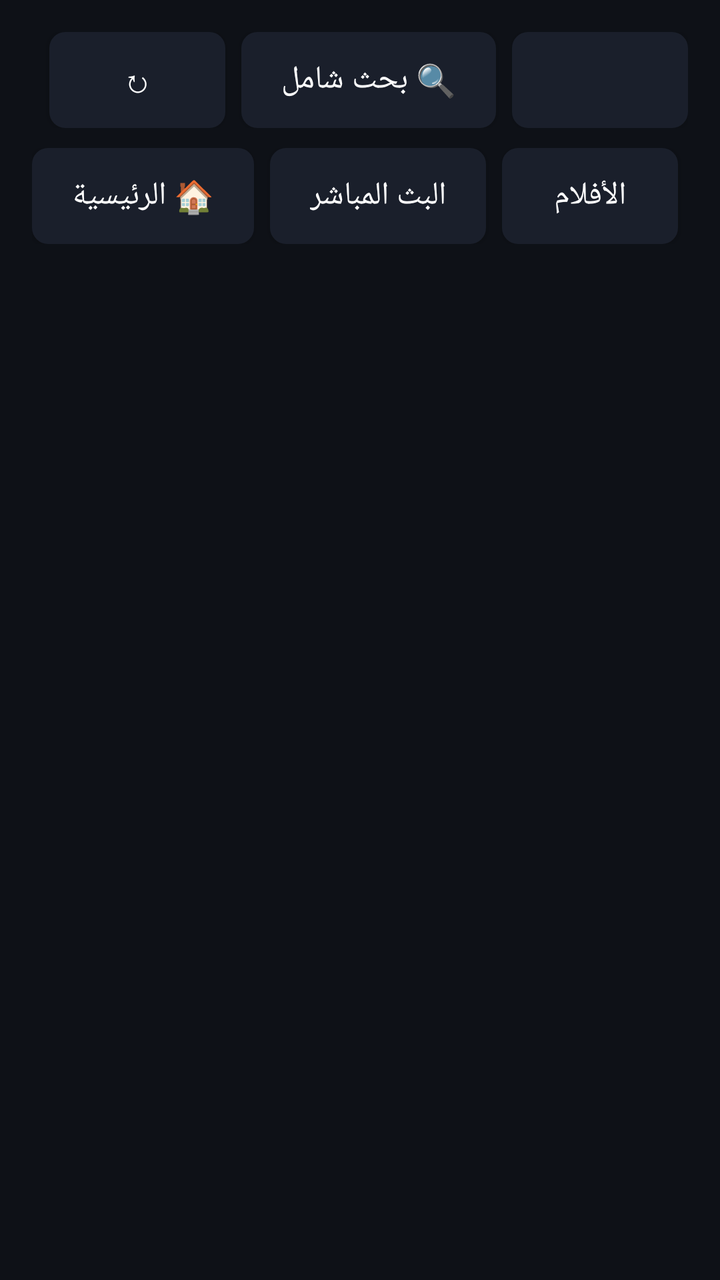
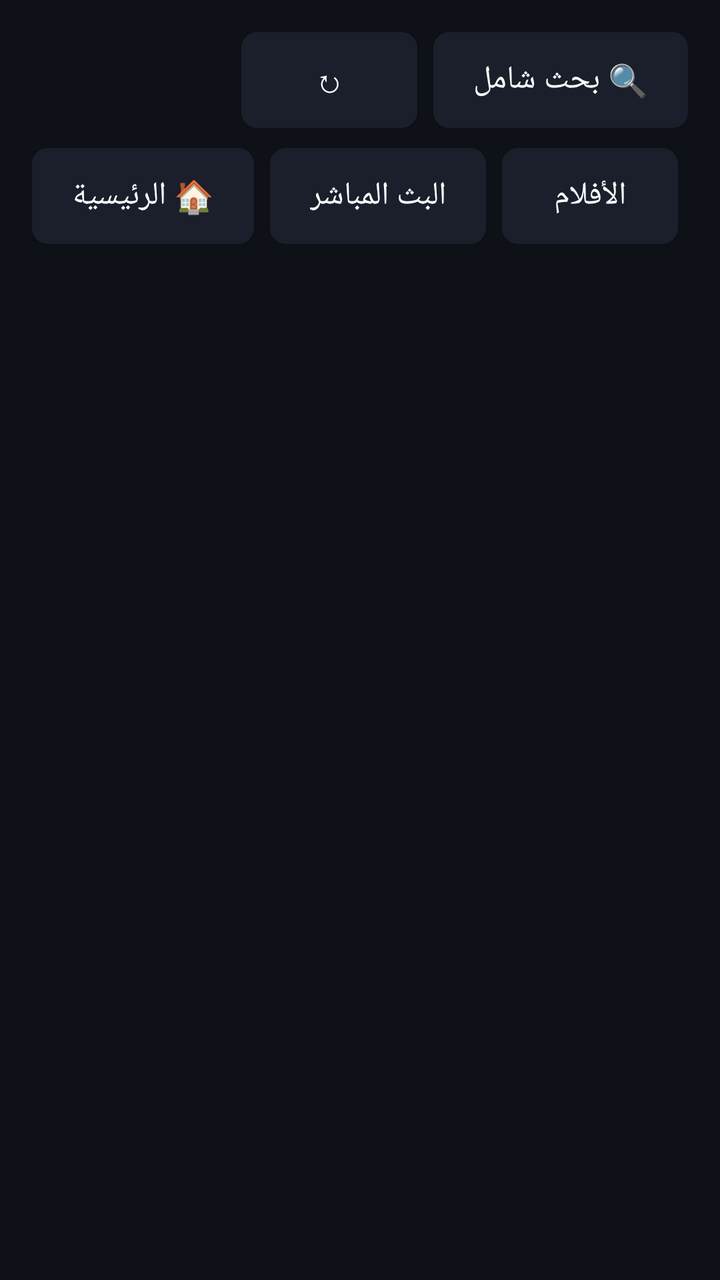

An Android layout rendered at two revisions. The XML below is the earlier revision; the diff shows what the commit changed to produce the second picture.
<!-- AndroidManifest.xml: application theme AppTheme -->
<!-- res/layout/activity_browser.xml -->
<?xml version="1.0" encoding="utf-8"?>
<LinearLayout xmlns:android="http://schemas.android.com/apk/res/android"
    android:id="@+id/root"
    android:layout_width="match_parent"
    android:layout_height="match_parent"
    android:orientation="vertical"
    android:padding="16dp">

    <LinearLayout
        android:layout_width="match_parent"
        android:layout_height="wrap_content"
        android:gravity="center_vertical"
        android:orientation="horizontal">

        <TextView
            android:id="@+id/title"
            android:layout_width="0dp"
            android:layout_height="wrap_content"
            android:layout_weight="1"
            android:ellipsize="end"
            android:singleLine="true"
            android:textColor="@color/text"
            android:textSize="22sp"
            android:textStyle="bold" />

        <Button
            android:id="@+id/btnRefresh"
            style="@style/TvButton"
            android:layout_width="wrap_content"
            android:layout_height="wrap_content"
            android:contentDescription="تحديث"
            android:text="↻" />

        <Button
            android:id="@+id/btnSearch"
            style="@style/TvButton"
            android:layout_width="wrap_content"
            android:layout_height="wrap_content"
            android:layout_marginStart="8dp"
            android:text="🔍 بحث شامل" />

        <Button
            android:id="@+id/btnSort"
            style="@style/TvButton"
            android:layout_width="wrap_content"
            android:layout_height="wrap_content"
            android:layout_marginStart="8dp" />
    </LinearLayout>

    <HorizontalScrollView
        android:layout_width="match_parent"
        android:layout_height="wrap_content"
        android:layout_marginTop="10dp"
        android:scrollbars="none">

        <LinearLayout
            android:id="@+id/tabs"
            android:layout_width="wrap_content"
            android:layout_height="wrap_content"
            android:orientation="horizontal">

            <Button
                android:id="@+id/tabHome"
                style="@style/TvButton"
                android:layout_width="wrap_content"
                android:layout_height="wrap_content"
                android:text="🏠 الرئيسية" />

            <Button
                android:id="@+id/tabLive"
                style="@style/TvButton"
                android:layout_width="wrap_content"
                android:layout_height="wrap_content"
                android:layout_marginStart="8dp"
                android:text="@string/tab_live" />

            <Button
                android:id="@+id/tabMovies"
                style="@style/TvButton"
                android:layout_width="wrap_content"
                android:layout_height="wrap_content"
                android:layout_marginStart="8dp"
                android:text="@string/tab_movies" />

            <Button
                android:id="@+id/tabSeries"
                style="@style/TvButton"
                android:layout_width="wrap_content"
                android:layout_height="wrap_content"
                android:layout_marginStart="8dp"
                android:text="@string/tab_series" />
        </LinearLayout>
    </HorizontalScrollView>

    <FrameLayout
        android:layout_width="match_parent"
        android:layout_height="0dp"
        android:layout_marginTop="10dp"
        android:layout_weight="1">

        <LinearLayout
            android:id="@+id/body"
            android:layout_width="match_parent"
            android:layout_height="match_parent"
            android:orientation="horizontal">

            <androidx.recyclerview.widget.RecyclerView
                android:id="@+id/categories"
                android:layout_width="0dp"
                android:layout_height="match_parent"
                android:layout_weight="3" />

            <FrameLayout
                android:id="@+id/contentFrame"
                android:layout_width="0dp"
                android:layout_height="match_parent"
                android:layout_marginStart="12dp"
                android:layout_weight="7">

                <androidx.recyclerview.widget.RecyclerView
                    android:id="@+id/items"
                    android:layout_width="match_parent"
                    android:layout_height="match_parent"
                    android:clipToPadding="false"
                    android:paddingTop="4dp"
                    android:paddingBottom="24dp" />

                <TextView
                    android:id="@+id/message"
                    android:layout_width="wrap_content"
                    android:layout_height="wrap_content"
                    android:layout_gravity="center"
                    android:background="@drawable/bg_focus"
                    android:focusable="true"
                    android:gravity="center"
                    android:padding="16dp"
                    android:textColor="@color/text_dim"
                    android:textSize="15sp"
                    android:visibility="gone" />
            </FrameLayout>
        </LinearLayout>

        <androidx.recyclerview.widget.RecyclerView
            android:id="@+id/homeList"
            android:layout_width="match_parent"
            android:layout_height="match_parent"
            android:clipToPadding="false"
            android:paddingBottom="24dp"
            android:visibility="gone" />

        <ProgressBar
            android:id="@+id/progress"
            android:layout_width="48dp"
            android:layout_height="48dp"
            android:layout_gravity="center"
            android:visibility="gone" />
    </FrameLayout>
</LinearLayout>
<!-- resources referenced by this layout -->
<resources>
  <color name="text">#FFFFFF</color>
  <color name="text_dim">#9AA4B2</color>
  <!-- drawable bg_focus (drawable) -->
  <?xml version="1.0" encoding="utf-8"?>
  <selector xmlns:android="http://schemas.android.com/apk/res/android">
      <item android:state_focused="true">
          <shape><solid android:color="@color/accent" /><corners android:radius="8dp" /></shape>
      </item>
      <item android:state_pressed="true">
          <shape><solid android:color="@color/accent" /><corners android:radius="8dp" /></shape>
      </item>
      <item android:state_activated="true">
          <shape><solid android:color="@color/accent_dim" /><corners android:radius="8dp" /></shape>
      </item>
      <item>
          <shape><solid android:color="@color/surface" /><corners android:radius="8dp" /></shape>
      </item>
  </selector>
  <string name="tab_live">البث المباشر</string>
  <string name="tab_movies">الأفلام</string>
  <string name="tab_series">المسلسلات</string>
  <style name="TvButton" parent="Widget.AppCompat.Button">
          <item name="android:background">@drawable/bg_focus</item>
          <item name="android:textColor">@color/text</item>
          <item name="android:textSize">16sp</item>
          <item name="android:paddingStart">20dp</item>
          <item name="android:paddingEnd">20dp</item>
          <item name="android:minHeight">48dp</item>
          <item name="android:textAllCaps">false</item>
          <item name="android:focusable">true</item>
      </style>
  <style name="AppTheme" parent="Theme.AppCompat.NoActionBar">
          <item name="colorPrimary">@color/accent</item>
          <item name="colorPrimaryDark">@color/bg</item>
          <item name="colorAccent">@color/accent</item>
          <item name="android:windowBackground">@color/bg</item>
          <item name="android:textColorPrimary">@color/text</item>
          <item name="android:textColorSecondary">@color/text_dim</item>
          <item name="android:statusBarColor">@color/bg</item>
          <item name="android:navigationBarColor">@color/bg</item>
      </style>
  <color name="accent">#2E7DFF</color>
  <color name="accent_dim">#1E3A66</color>
  <color name="surface">#1A1F2B</color>
  <color name="bg">#0E1117</color>
</resources>

<!-- the commit's change to res/layout/activity_browser.xml (unified diff, before → after) -->
@@ -39,12 +39,6 @@
             android:layout_marginStart="8dp"
             android:text="🔍 بحث شامل" />
 
-        <Button
-            android:id="@+id/btnSort"
-            style="@style/TvButton"
-            android:layout_width="wrap_content"
-            android:layout_height="wrap_content"
-            android:layout_marginStart="8dp" />
     </LinearLayout>
 
     <HorizontalScrollView
